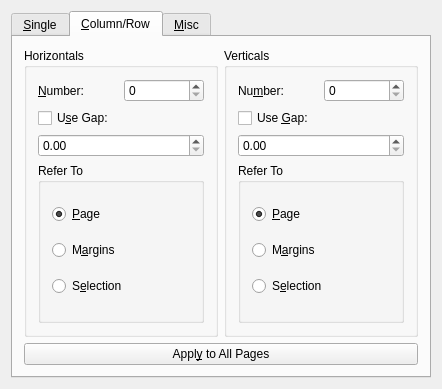
Qt form scribus/guidemanager.ui (scribusproject/scribus) before a commit.
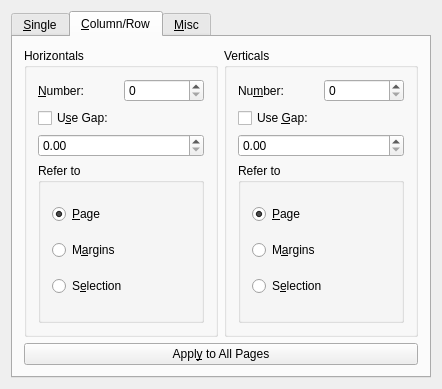
The same form after that commit. The open tabs and pages were chosen to show the change. Custom widgets are drawn as their Qt base class.

```diff
--- a/scribus/guidemanager.ui
+++ b/scribus/guidemanager.ui
@@ -185,7 +185,7 @@
           <item row="3" column="0" colspan="2" >
            <widget class="QGroupBox" name="groupBox" >
             <property name="title" >
-             <string>Refer To</string>
+             <string>Refer to</string>
             </property>
             <layout class="QGridLayout" >
              <item row="0" column="0" >
@@ -272,7 +272,7 @@
           <item row="3" column="0" colspan="2" >
            <widget class="QGroupBox" name="groupBox_2" >
             <property name="title" >
-             <string>Refer To</string>
+             <string>Refer to</string>
             </property>
             <layout class="QGridLayout" >
              <item row="0" column="0" >
```
Left out of the diff: 2 changed lines with no effect on the pictures.
